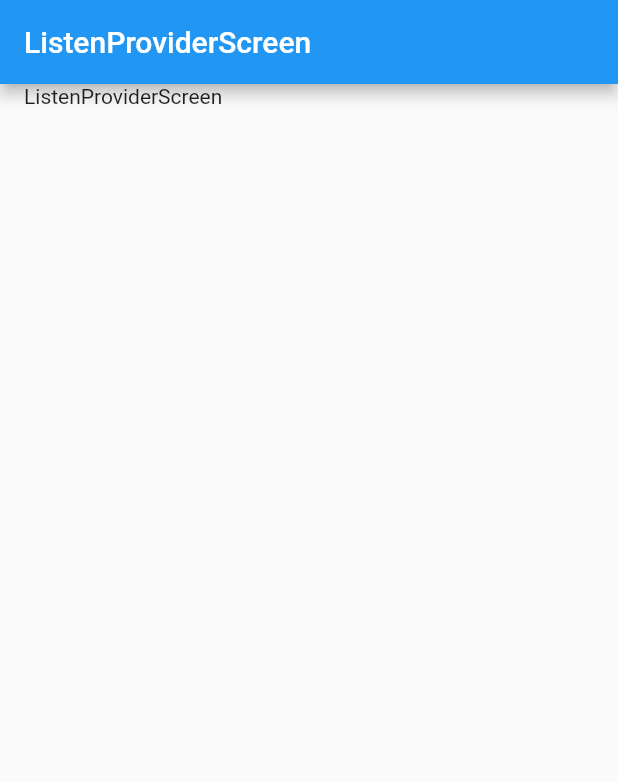
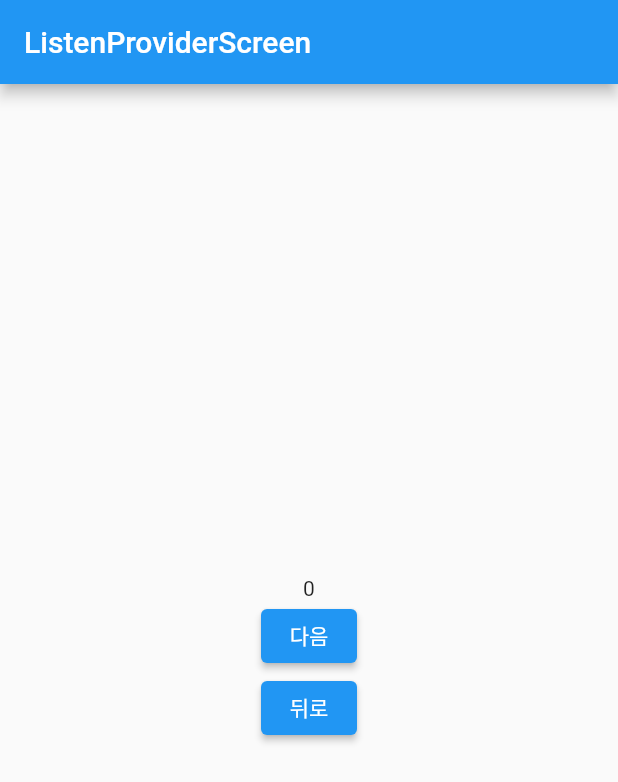
Before and after one commit to Catnap7/flutter_study_riverpod, a Flutter app: the ListenProviderScreen widget shown alone on an empty page, opened directly, on a phone screen of 412 x 824 dp. Shown: the top 782 px of the screen. Run offline on Flutter 3.47's test engine with Material 2 defaults, Android fonts, the phone set to English and light mode, and no system bars; our stand-ins replace flutter_riverpod.

Commit message:
add riverpod screens
riverpod 기능 예시 추가

```diff
--- a/lib/main.dart
+++ b/lib/main.dart
@@ -1,10 +1,14 @@
 import 'package:flutter/material.dart';
 import 'package:flutter_riverpod/flutter_riverpod.dart';
+import 'package:study_riverpod/riverpod/provider_observer.dart';
 import 'package:study_riverpod/screen/home_screen.dart';
 
 void main() {
   runApp(
     ProviderScope(
+      observers: [
+        Logger(),
+      ],
       child: MaterialApp(
         home: HomeScreen(),
       ),
--- /dev/null
+++ b/lib/riverpod/listen_provider.dart
@@ -0,0 +1,3 @@
+import 'package:flutter_riverpod/flutter_riverpod.dart';
+
+final listenProvider = StateProvider<int>((ref) => 0);
--- a/lib/screen/listen_provider_screen.dart
+++ b/lib/screen/listen_provider_screen.dart
@@ -1,27 +1,69 @@
 import 'package:flutter/material.dart';
 import 'package:flutter_riverpod/flutter_riverpod.dart';
 import 'package:study_riverpod/layout/default_layout.dart';
+import 'package:study_riverpod/riverpod/listen_provider.dart';
 
 class ListenProviderScreen extends ConsumerStatefulWidget {
   const ListenProviderScreen({Key? key}) : super(key: key);
 
   @override
-  ConsumerState<ListenProviderScreen> createState() => _ListenProviderScreenState();
+  ConsumerState<ListenProviderScreen> createState() =>
+      _ListenProviderScreenState();
 }
 
-class _ListenProviderScreenState extends ConsumerState<ListenProviderScreen> {
+class _ListenProviderScreenState extends ConsumerState<ListenProviderScreen>
+    with TickerProviderStateMixin {
   late final TabController controller;
 
+  @override
+  void initState() {
+    super.initState();
 
+    controller = TabController(
+      length: 10,
+      vsync: this,
+      initialIndex: ref.read(listenProvider),
+    );
+  }
 
   @override
   Widget build(BuildContext context) {
+    ref.listen<int>(listenProvider, (previous, next) {
+      if(previous != next) {
+        controller.animateTo(next);
+      }
+    });
+
     return DefaultLayout(
       title: 'ListenProviderScreen',
-      body: Column(
-        children: [
-          Text('ListenProviderScreen'),
-        ],
+      body: TabBarView(
+        physics: const NeverScrollableScrollPhysics(),
+        controller: controller,
+        children: List.generate(
+          10,
+          (index) => Column(
+            mainAxisAlignment: MainAxisAlignment.center,
+            children: [
+              Text(index.toString()),
+              ElevatedButton(
+                onPressed: () {
+                  ref
+                      .read(listenProvider.notifier)
+                      .update((state) => state == 10 ? 10 : state + 1);
+                },
+                child: Text('다음'),
+              ),
+              ElevatedButton(
+                onPressed: () {
+                  ref
+                      .read(listenProvider.notifier)
+                      .update((state) => state == 0 ? 0 : state - 1);
+                },
+                child: Text('뒤로'),
+              ),
+            ],
+          ),
+        ),
       ),
     );
   }
```
Also changed, not shown: lib/model/shopping_item_model.dart (+14 -0 lines), lib/riverpod/provider.dart (added, +28 -0 lines), lib/riverpod/provider_observer.dart (added, +24 -0 lines), lib/riverpod/select_provider.dart (added, +31 -0 lines), lib/screen/home_screen.dart (+33 -0 lines), lib/screen/provider_screen.dart (added, +44 -0 lines), lib/screen/select_provider_screen.dart (added, +56 -0 lines).
